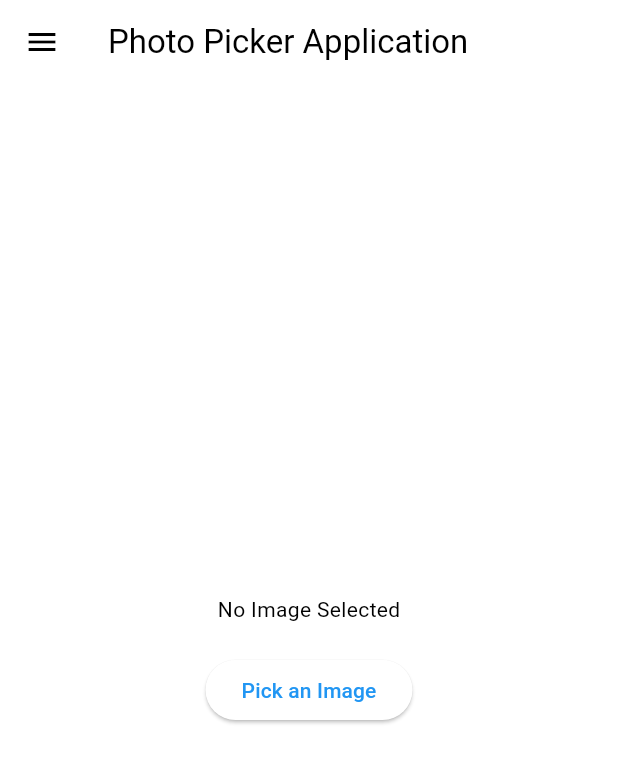
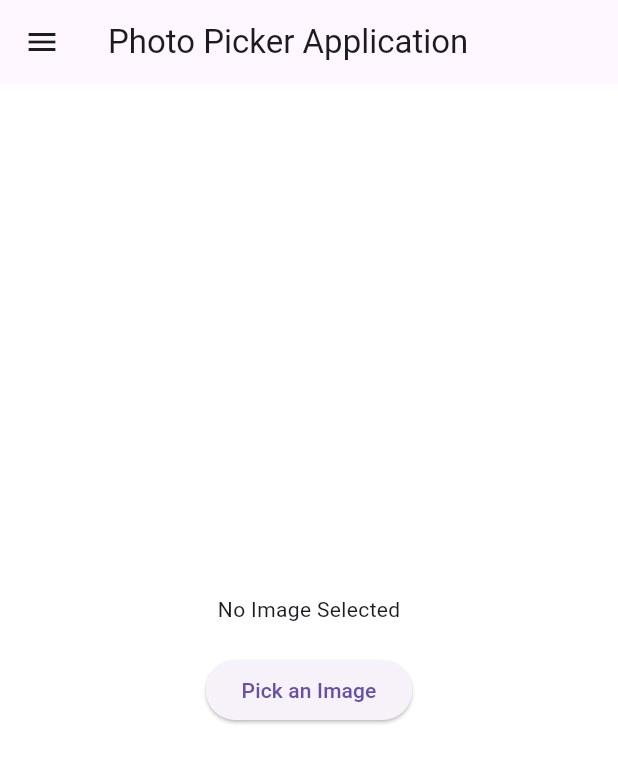
Before and after one commit to sevekang17/cit_238_unit_4_assignemt_kangbacale, a Flutter app: the screen it shows after launch, on a phone screen of 412 x 824 dp. Shown: the top 763 px of the screen. Run offline on Flutter 3.47's test engine with Material 3 defaults, Android fonts, the phone set to English and light mode, and no system bars; our stand-ins replace image_picker, shared_preferences.

Commit message:
second commit

```diff
--- a/lib/screens/photo_picker.dart
+++ b/lib/screens/photo_picker.dart
@@ -8,8 +8,6 @@ void main() {
 }
 
 class PhotoPicker extends StatefulWidget {
-  const PhotoPicker({super.key});
-
   @override
   _PhotoPickerState createState() => _PhotoPickerState();
 }
@@ -54,8 +52,6 @@ class _PhotoPickerState extends State<PhotoPicker> {
       debugShowCheckedModeBanner: false,
       theme: ThemeData(
         brightness: _isDarkMode ? Brightness.dark : Brightness.light,
-        primarySwatch: Colors.blue,
-        colorScheme: ColorScheme.fromSwatch(primarySwatch: Colors.blue),
       ),
       home: Scaffold(
         backgroundColor: _isDarkMode ? Colors.black : Colors.white,
```
